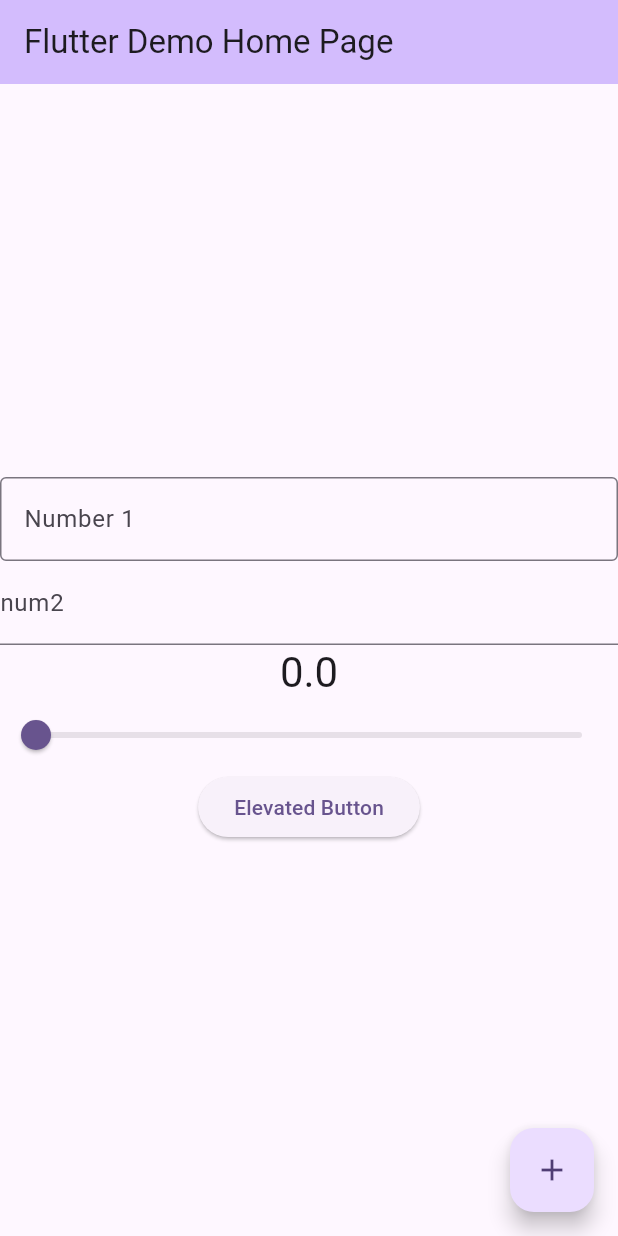
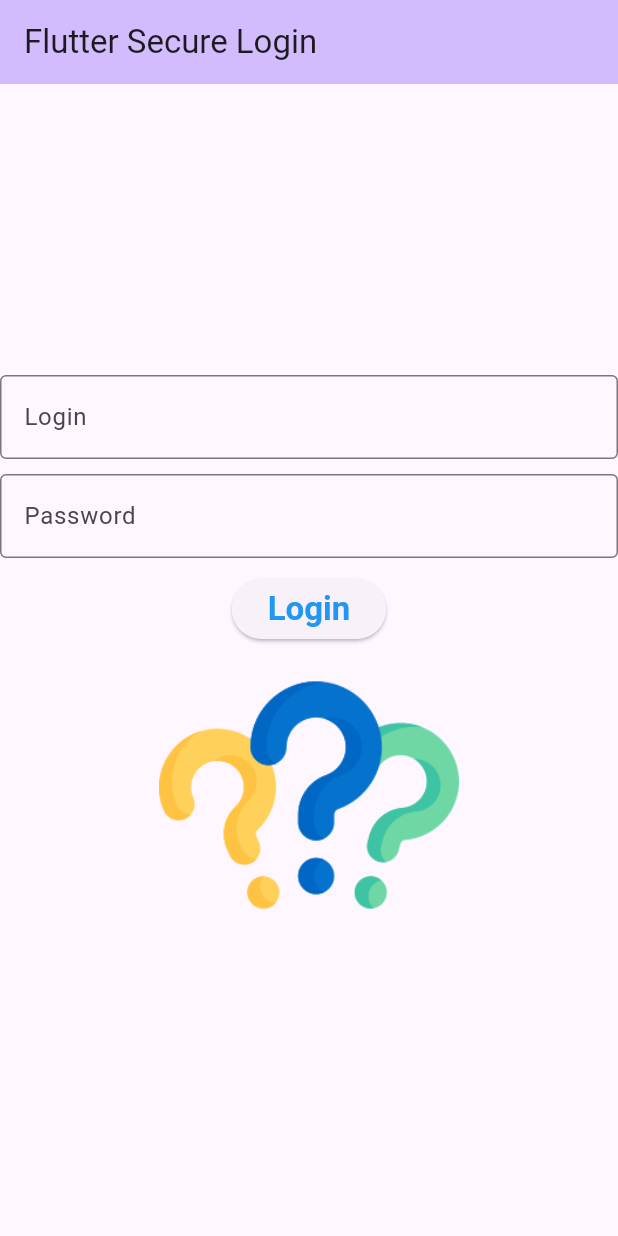
Before and after one commit to meijin2024/my_flutter_labs, a Flutter app: the screen it shows after launch, on a phone screen of 412 x 824 dp. Run offline on Flutter 3.47's test engine with Material 3 defaults, Android fonts, the phone set to English and light mode, and no system bars; our stand-ins replace flutter_secure_storage.

Commit message:
week4-lab

```diff
--- a/lib/main.dart
+++ b/lib/main.dart
@@ -1,4 +1,5 @@
 import 'package:flutter/material.dart';
+import 'package:flutter_secure_storage/flutter_secure_storage.dart';
 
 void main() {
   runApp(const MyApp());
@@ -7,47 +8,22 @@ void main() {
 class MyApp extends StatelessWidget {
   const MyApp({super.key});
 
-  // This widget is the root of your application.
   @override
   Widget build(BuildContext context) {
     return MaterialApp(
+      debugShowCheckedModeBanner: false,
       title: 'Flutter Demo',
       theme: ThemeData(
-        // This is the theme of your application.
-        //
-        // TRY THIS: Try running your application with "flutter run". You'll see
-        // the application has a purple toolbar. Then, without quitting the app,
-        // try changing the seedColor in the colorScheme below to Colors.green
-        // and then invoke "hot reload" (save your changes or press the "hot
-        // reload" button in a Flutter-supported IDE, or press "r" if you used
-        // the command line to start the app).
-        //
-        // Notice that the counter didn't reset back to zero; the application
-        // state is not lost during the reload. To reset the state, use hot
-        // restart instead.
-        //
-        // This works for code too, not just values: Most code changes can be
-        // tested with just a hot reload.
         colorScheme: ColorScheme.fromSeed(seedColor: Colors.deepPurple),
         useMaterial3: true,
       ),
-      home: const MyHomePage(title: 'Flutter Demo Home Page'),
+      home: const MyHomePage(title: 'Flutter Secure Login'),
     );
   }
 }
 
 class MyHomePage extends StatefulWidget {
   const MyHomePage({super.key, required this.title});
-
-  // This widget is the home page of your application. It is stateful, meaning
-  // that it has a State object (defined below) that contains fields that affect
-  // how it looks.
-
-  // This class is the configuration for the state. It holds the values (in this
-  // case the title) provided by the parent (in this case the App widget) and
-  // used by the build method of the State. Fields in a Widget subclass are
-  // always marked "final".
-
   final String title;
 
   @override
@@ -55,110 +31,127 @@ class MyHomePage extends StatefulWidget {
 }
 
 class _MyHomePageState extends State<MyHomePage> {
-  var _counter = 0.0;
-  var myFontSize =30.0;
-  //var isChecked=false;
-  final TextEditingController num1=TextEditingController();
-  final TextEditingController num2=TextEditingController();
-  get images => null;
-  void setNewValue(double value)
-  {
-    _counter = value;
-    setState(() {
-      _counter = value;
-      myFontSize = value;
-    });
+  final TextEditingController _loginNameController = TextEditingController();
+  final TextEditingController _passwordController = TextEditingController();
+  final FlutterSecureStorage _secureStorage = const FlutterSecureStorage();
+  String imageSource = "images/question.jpg";
+
+  @override
+  void initState() {
+    super.initState();
+    _loadStoredCredentials();
   }
 
-  void _incrementCounter() {
+  Future<void> _loadStoredCredentials() async {
+    String? savedUsername = await _secureStorage.read(key: 'username');
+    String? savedPassword = await _secureStorage.read(key: 'password');
+
+    if (savedUsername != null && savedPassword != null) {
+      _loginNameController.text = savedUsername;
+      _passwordController.text = savedPassword;
+
+      // Show snackbar
+      ScaffoldMessenger.of(context).showSnackBar(
+        SnackBar(
+          content: const Text('Previous login loaded'),
+          action: SnackBarAction(
+            label: 'Undo',
+            onPressed: () {
+              setState(() {
+                _loginNameController.clear();
+                _passwordController.clear();
+              });
+            },
+          ),
+        ),
+      );
+    }
+  }
+
+  Future<void> _handleLogin() async {
+    String username = _loginNameController.text;
+    String password = _passwordController.text;
+
     setState(() {
-      // This call to setState tells the Flutter framework that something has
-      // changed in this State, which causes it to rerun the build method below
-      // so that the display can reflect the updated values. If we changed
-      // _counter without calling setState(), then the build method would not be
-      // called again, and so nothing would appear to happen.
-      _counter++;
+      imageSource = password == "QWERTY123" ? "images/idea.jpg" : "images/stop.jpg";
     });
+
+    _showSaveDialog(username, password);
+  }
+
+  void _showSaveDialog(String username, String password) {
+    showDialog(
+      context: context,
+      builder: (context) => AlertDialog(
+        title: const Text("Save Login Info?"),
+        content: const Text("Would you like to save your username and password?"),
+        actions: [
+          TextButton(
+            onPressed: () {
+              _secureStorage.deleteAll();
+              Navigator.of(context).pop();
+            },
+            child: const Text("No"),
+          ),
+          TextButton(
+            onPressed: () async {
+              await _secureStorage.write(key: 'username', value: username);
+              await _secureStorage.write(key: 'password', value: password);
+              Navigator.of(context).pop();
+            },
+            child: const Text("Yes"),
+          ),
+        ],
+      ),
+    );
   }
 
   @override
   Widget build(BuildContext context) {
-    // This method is rerun every time setState is called, for instance as done
-    // by the _incrementCounter method above.
-    //
-    // The Flutter framework has been optimized to make rerunning build methods
-    // fast, so that you can just rebuild anything that needs updating rather
-    // than having to individually change instances of widgets.
     return Scaffold(
       appBar: AppBar(
-        // TRY THIS: Try changing the color here to a specific color (to
-        // Colors.amber, perhaps?) and trigger a hot reload to see the AppBar
-        // change color while the other colors stay the same.
         backgroundColor: Theme.of(context).colorScheme.inversePrimary,
-        // Here we take the value from the MyHomePage object that was created by
-        // the App.build method, and use it to set our appbar title.
         title: Text(widget.title),
       ),
       body: Center(
-        // Center is a layout widget. It takes a single child and positions it
-        // in the middle of the parent.
         child: Column(
-          // Column is also a layout widget. It takes a list of children and
-          // arranges them vertically. By default, it sizes itself to fit its
-          // children horizontally, and tries to be as tall as its parent.
-          //
-          // Column has various properties to control how it sizes itself and
-          // how it positions its children. Here we use mainAxisAlignment to
-          // center the children vertically; the main axis here is the vertical
-          // axis because Columns are vertical (the cross axis would be
-          // horizontal).
-          //
-          // TRY THIS: Invoke "debug painting" (choose the "Toggle Debug Paint"
-          // action in the IDE, or press "p" in the console), to see the
-          // wireframe for each widget.
-
           mainAxisAlignment: MainAxisAlignment.center,
           children: <Widget>[
-            TextField(controller: num1,decoration: InputDecoration(
-                hintText: "Please enter a number",
-                labelText: "Number 1",
-                border: OutlineInputBorder()
-            ),),
-            TextField(controller: num2, decoration: const InputDecoration(
-                hintText: "Please",
-                labelText: "num2"
-            ),),
-            //Text(
-            //'You have pushed the button this many times:',
-            //style: TextStyle(fontSize: myFontSize),
-            //),
-            //Image.asset(images/AC.jpg, width: 300),
-            Text(
-              '$_counter',
-              style: Theme.of(context).textTheme.headlineMedium,
-              //style: TextStyle(fontSize: myFontSize),
+            TextField(
+              controller: _loginNameController,
+              decoration: const InputDecoration(
+                hintText: "Please enter your username",
+                labelText: "Login",
+                border: OutlineInputBorder(),
+              ),
             ),
-            Slider(value:_counter, max:100.0, onChanged: setNewValue, min:0.0 ),
-            ElevatedButton(onPressed: (){}, child: const Text("Elevated Button")),
-            //TextButton(onPressed: (){}, child: const Text ("Text Button")),
-            //OutlinedButton(onPressed: (){}, child: const Text ("Outlined Button")),
-            //Checkbox(value: isChecked, onChanged: (value){setState(() {
-            //isChecked=value!; //! is saying there will be a value pass in
-            //});}),
-            //Switch(value: isChecked, onChanged: (newValue) {
-            //setState(() {
-            //isChecked=newValue;
-            //});
-            //}),
-
+            const SizedBox(height: 10),
+            TextField(
+              controller: _passwordController,
+              obscureText: true,
+              decoration: const InputDecoration(
+                hintText: "Please enter your password",
+                labelText: "Password",
+                border: OutlineInputBorder(),
+              ),
+            ),
+            const SizedBox(height: 10),
+            ElevatedButton(
+              onPressed: _handleLogin,
+              style: ElevatedButton.styleFrom(
+                foregroundColor: Colors.blue,
+                textStyle: const TextStyle(fontSize: 22, fontWeight: FontWeight.bold),
+              ),
+              child: const Text("Login"),
+            ),
+            Image.asset(
+              imageSource,
+              height: 200,
+              width: 200,
+            ),
           ],
         ),
       ),
-      floatingActionButton: FloatingActionButton(
-        onPressed: _incrementCounter,
-        tooltip: 'Increment',
-        child: const Icon(Icons.add),
-      ), // This trailing comma makes auto-formatting nicer for build methods.
     );
   }
 }
```
Also changed, not shown: pubspec.yaml (+23 -4 lines), images/idea.jpg (added), images/question.jpg (added), images/stop.jpg (added), pubspec.lock, 5 other files.
